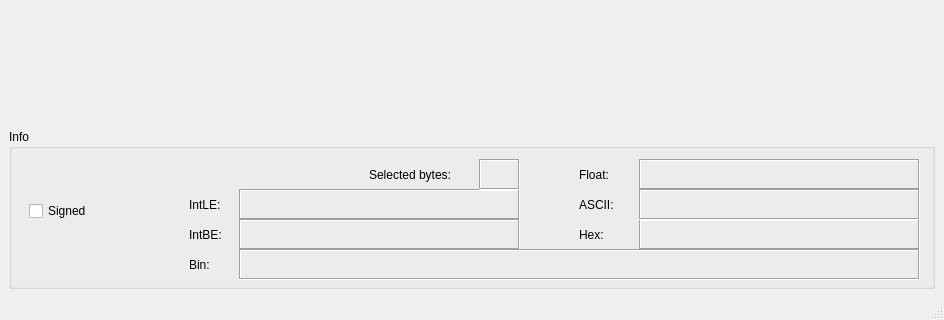
The window that hexwalk/hexwalkmain.ui (gcarmix/HexWalk) describes before a commit, drawn with Qt 5; both pictures show x 0 to 944 and y 466 to 786 of the 944 by 786 pixel window.
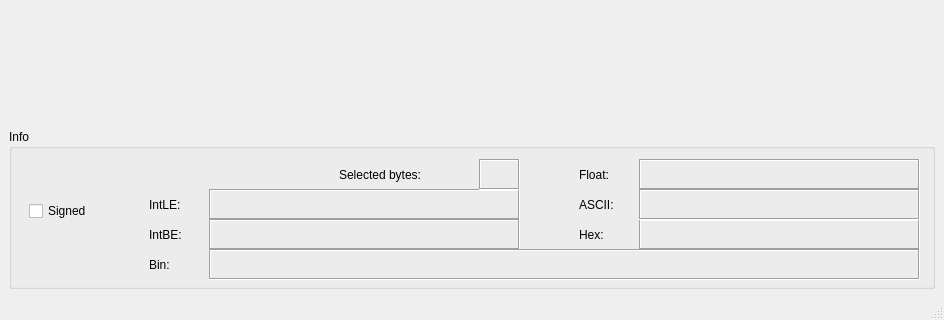
The same window after the commit. Custom widgets are drawn as their Qt base class.

Diff of the .ui file:
```diff
--- a/hexwalk/hexwalkmain.ui
+++ b/hexwalk/hexwalkmain.ui
@@ -63,15 +63,6 @@
         <height>160</height>
        </size>
       </property>
-      <property name="font">
-       <font>
-        <family>Segoe UI</family>
-        <pointsize>9</pointsize>
-       </font>
-      </property>
-      <property name="autoFillBackground">
-       <bool>false</bool>
-      </property>
       <property name="title">
        <string>Info</string>
       </property>
@@ -80,7 +71,7 @@
         <rect>
          <x>570</x>
          <y>90</y>
-         <width>31</width>
+         <width>61</width>
          <height>31</height>
         </rect>
        </property>
@@ -91,9 +82,9 @@
       <widget class="QLabel" name="declbl">
        <property name="geometry">
         <rect>
-         <x>180</x>
+         <x>140</x>
          <y>60</y>
-         <width>41</width>
+         <width>51</width>
          <height>31</height>
         </rect>
        </property>
@@ -104,9 +95,9 @@
       <widget class="QLabel" name="intbelbl">
        <property name="geometry">
         <rect>
-         <x>180</x>
+         <x>140</x>
          <y>90</y>
-         <width>41</width>
+         <width>51</width>
          <height>31</height>
         </rect>
        </property>
@@ -117,9 +108,9 @@
       <widget class="QLabel" name="binlbl">
        <property name="geometry">
         <rect>
-         <x>180</x>
+         <x>140</x>
          <y>120</y>
-         <width>41</width>
+         <width>51</width>
          <height>31</height>
         </rect>
        </property>
@@ -161,18 +152,12 @@
       <widget class="QLabel" name="decTextedit">
        <property name="geometry">
         <rect>
-         <x>230</x>
+         <x>200</x>
          <y>60</y>
-         <width>281</width>
+         <width>311</width>
          <height>31</height>
         </rect>
        </property>
-       <property name="font">
-        <font>
-         <family>Courier</family>
-         <pointsize>9</pointsize>
-        </font>
-       </property>
        <property name="frameShape">
         <enum>QFrame::Box</enum>
        </property>
@@ -192,18 +177,12 @@
       <widget class="QLabel" name="intbeTextedit">
        <property name="geometry">
         <rect>
-         <x>230</x>
+         <x>200</x>
          <y>90</y>
-         <width>281</width>
+         <width>311</width>
          <height>31</height>
         </rect>
        </property>
-       <property name="font">
-        <font>
-         <family>Courier</family>
-         <pointsize>9</pointsize>
-        </font>
-       </property>
        <property name="frameShape">
         <enum>QFrame::Box</enum>
        </property>
@@ -223,18 +202,12 @@
       <widget class="QLabel" name="binTextedit">
        <property name="geometry">
         <rect>
-         <x>230</x>
+         <x>200</x>
          <y>120</y>
-         <width>681</width>
+         <width>711</width>
          <height>31</height>
         </rect>
        </property>
-       <property name="font">
-        <font>
-         <family>Courier</family>
-         <pointsize>9</pointsize>
-        </font>
-       </property>
        <property name="frameShape">
         <enum>QFrame::Box</enum>
        </property>
@@ -342,9 +315,9 @@
       <widget class="QLabel" name="sellbl">
        <property name="geometry">
         <rect>
-         <x>360</x>
+         <x>330</x>
          <y>30</y>
-         <width>111</width>
+         <width>121</width>
          <height>31</height>
         </rect>
        </property>
```
Left out of the diff: 24 changed lines with no effect on the pictures.
